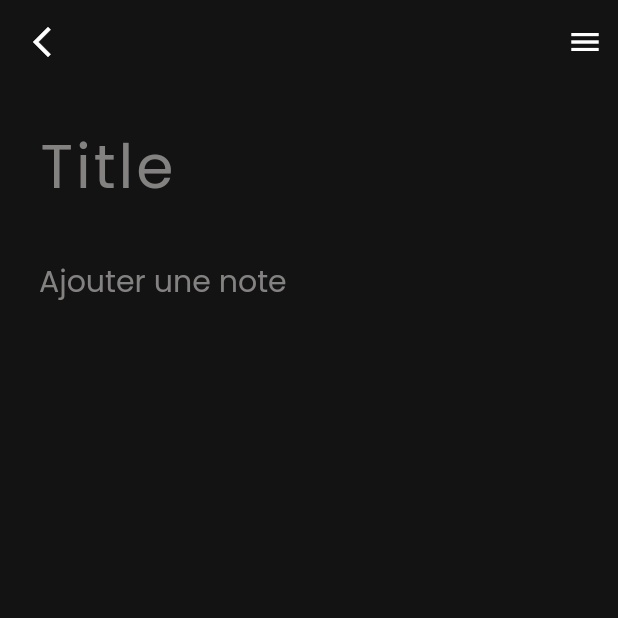
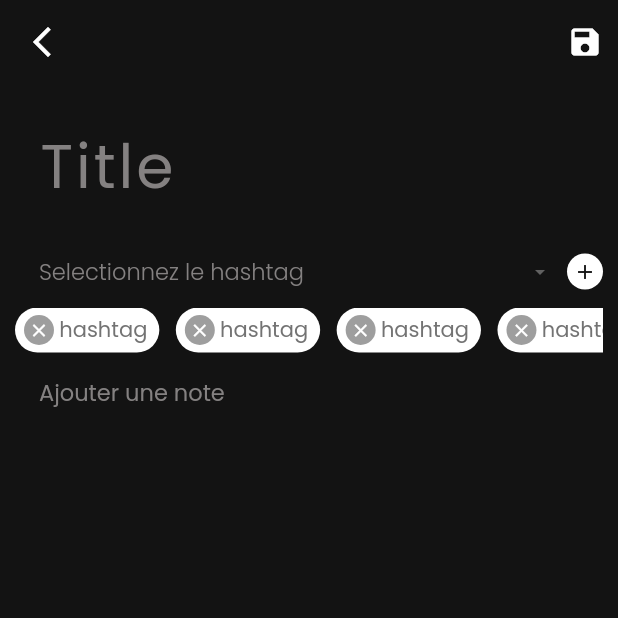
Before and after one commit to PrinceLeBon/note_app, a Flutter app: the screen it shows after launch, after a tap on the "add" icon, on a phone screen of 412 x 824 dp, the top half of it. Run offline on Flutter 3.47's test engine with Material 2 defaults, Android fonts, the light colour scheme and no system bars; our stand-ins replace google_fonts, hive, hive_flutter; accounts and stored records are empty.

Commit message:
Custom Dropdown

```diff
--- a/lib/main.dart
+++ b/lib/main.dart
@@ -18,6 +18,7 @@ class MyApp extends StatelessWidget {
   Widget build(BuildContext context) {
     return MaterialApp(
       theme: ThemeData(
+        canvasColor: blackColor,
         scaffoldBackgroundColor: blackColor,
         appBarTheme: AppBarTheme(
           color: blackColor,
--- a/lib/presentation/screens/new_note.dart
+++ b/lib/presentation/screens/new_note.dart
@@ -1,6 +1,9 @@
 import 'package:flutter/material.dart';
 import 'package:note_app/presentation/widgets/custom_text_field.dart';
 import 'package:note_app/presentation/widgets/gap.dart';
+import 'package:note_app/presentation/widgets/show_hashtags.dart';
+import 'package:note_app/utils/constants.dart';
+import '../widgets/custom_dropdown.dart';
 
 class NewNote extends StatefulWidget {
   const NewNote({super.key});
@@ -17,11 +20,16 @@ class _NewNoteState extends State<NewNote> {
   Widget build(BuildContext context) {
     return Scaffold(
       appBar: AppBar(
-        leading: const Icon(
-          Icons.arrow_back_ios_new,
+        leading: InkWell(
+          child: const Icon(
+            Icons.arrow_back_ios_new,
+          ),
+          onTap: () {
+            Navigator.of(context).pop();
+          },
         ),
         actions: const [
-          Icon(Icons.menu),
+          Icon(Icons.save),
           Gap(horizontalAlign: true, gap: 10),
         ],
         elevation: 0,
@@ -37,9 +45,58 @@ class _NewNoteState extends State<NewNote> {
                 hintText: "Title",
                 letterSpacing: true,
               ),
+              Row(
+                children: [
+                  const Expanded(
+                    child: CustomDropDown(list: [
+                      "hashtag",
+                    ]),
+                  ),
+                  const Gap(horizontalAlign: true, gap: 10),
+                  InkWell(
+                    onTap: null,
+                    child: Container(
+                      padding: const EdgeInsets.all(4.0),
+                      decoration: BoxDecoration(
+                        color: whiteColor,
+                        shape: BoxShape.circle,
+                      ),
+                      child: Icon(
+                        Icons.add,
+                        color: blackColor,
+                        size: 16.0,
+                      ),
+                    ),
+                  )
+                ],
+              ),
+              const ShowHashtags(hashtags: [
+                "hashtag",
+                "hashtag",
+                "hashtag",
+                "hashtag",
+                "hashtag",
+                "hashtag",
+                "hashtag",
+                "hashtag",
+                "hashtag",
+                "hashtag",
+                "hashtag",
+                "hashtag",
+                "hashtag",
+                "hashtag",
+                "hashtag",
+                "hashtag",
+                "hashtag",
+                "hashtag",
+                "hashtag",
+                "hashtag",
+                "hashtag",
+                "hashtag",
+              ]),
               CustomTextField(
                 controller: noteController,
-                size: 20,
+                size: 15,
                 hintText: "Ajouter une note",
                 letterSpacing: false,
               ),
--- /dev/null
+++ b/lib/presentation/widgets/custom_dropdown.dart
@@ -0,0 +1,51 @@
+import 'package:flutter/material.dart';
+import 'package:google_fonts/google_fonts.dart';
+
+class CustomDropDown extends StatelessWidget {
+  final List<String> list;
+
+  const CustomDropDown({super.key, required this.list});
+
+  @override
+  Widget build(BuildContext context) {
+    return DropdownButtonFormField(
+      decoration: const InputDecoration(
+          border: InputBorder.none,
+          contentPadding: EdgeInsets.only(
+            left: 16.0,
+          )),
+      style: GoogleFonts.poppins(
+        fontWeight: FontWeight.w400,
+        fontSize: 15,
+      ),
+      validator: null,
+      hint: Text(
+        "Selectionnez le hashtag",
+        style: GoogleFonts.poppins(
+          fontWeight: FontWeight.w300,
+          color: const Color(0xff848181),
+        ),
+      ),
+      onChanged: (e) {
+        /*setState(() {
+          widget.controller?.text = e!;
+        });
+        widget.getSelectedValue!(e!);*/
+      },
+      isExpanded: true,
+      borderRadius: BorderRadius.circular(6.0),
+      items: list
+          .map(
+            (e) => DropdownMenuItem<String>(
+              value: e,
+              child: Text(e),
+            ),
+          )
+          .toList(),
+      iconSize: 16.0,
+      icon: const Icon(
+        Icons.arrow_drop_down_sharp,
+      ),
+    );
+  }
+}
--- /dev/null
+++ b/lib/presentation/widgets/show_hashtags.dart
@@ -0,0 +1,40 @@
+import 'package:flutter/material.dart';
+import 'package:google_fonts/google_fonts.dart';
+import 'package:note_app/presentation/widgets/gap.dart';
+import 'package:note_app/presentation/widgets/tem_hashtag.dart';
+import 'package:note_app/utils/constants.dart';
+
+class ShowHashtags extends StatelessWidget {
+  final List<String> hashtags;
+
+  const ShowHashtags({super.key, required this.hashtags});
+
+  @override
+  Widget build(BuildContext context) {
+    return Visibility(
+      visible: hashtags.isNotEmpty,
+      child: Column(
+        mainAxisSize: MainAxisSize.min,
+        children: [
+          const Gap(horizontalAlign: true, gap: 10),
+          SizedBox(
+            height: 30.0,
+            child: ListView.builder(
+              scrollDirection: Axis.horizontal,
+              itemCount: hashtags.length,
+              itemBuilder: (context, index) => Padding(
+                padding: const EdgeInsets.only(
+                  right: 11.0,
+                ),
+                child: InkWell(
+                  onTap: null,
+                  child: TempHashTag(hashtag: hashtags[index]),
+                ),
+              ),
+            ),
+          ),
+        ],
+      ),
+    );
+  }
+}
--- /dev/null
+++ b/lib/presentation/widgets/tem_hashtag.dart
@@ -0,0 +1,58 @@
+import 'package:flutter/material.dart';
+import 'package:google_fonts/google_fonts.dart';
+import '../../utils/constants.dart';
+import 'gap.dart';
+
+class TempHashTag extends StatelessWidget {
+  final String hashtag;
+
+  const TempHashTag({
+    super.key,
+    required this.hashtag,
+  });
+
+  @override
+  Widget build(BuildContext context) {
+    return Container(
+      padding: const EdgeInsets.only(
+        top: 4.0,
+        right: 8.0,
+        bottom: 4.0,
+        left: 6.0,
+      ),
+      decoration: BoxDecoration(
+        color: whiteColor,
+        borderRadius: BorderRadius.circular(30.0),
+      ),
+      child: Row(
+        mainAxisSize: MainAxisSize.min,
+        children: [
+          Container(
+            padding: const EdgeInsets.all(3.0),
+            decoration: const BoxDecoration(
+              shape: BoxShape.circle,
+              color: Colors.grey,
+            ),
+            child: const Icon(
+              Icons.close,
+              color: Colors.white,
+              size: 14.0,
+            ),
+          ),
+          const Gap(
+            gap: 3.5,
+            horizontalAlign: true,
+          ),
+          Text(
+            hashtag,
+            style: GoogleFonts.poppins(
+              fontWeight: FontWeight.w400,
+              fontSize: 14.0,
+              color: const Color(0xff737373),
+            ),
+          )
+        ],
+      ),
+    );
+  }
+}
```
